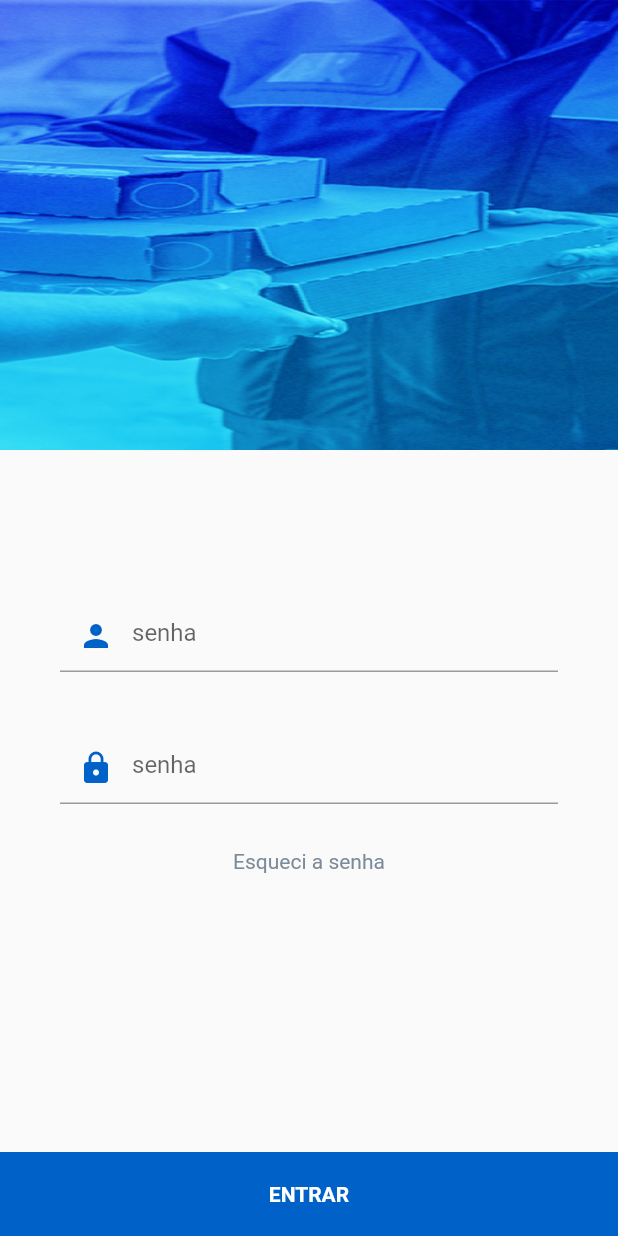
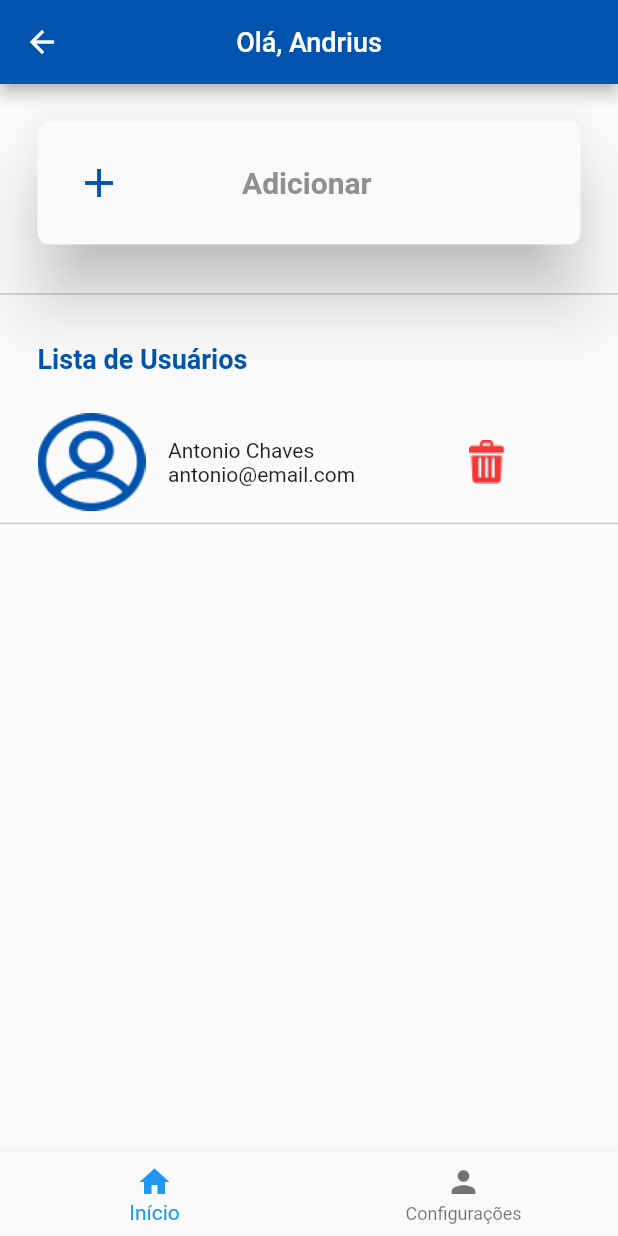
Before and after one commit to keizo13/Flutter, a Flutter app: the screen it shows after launch, after a tap on "ENTRAR", on a phone screen of 412 x 824 dp. Run offline on Flutter 3.47's test engine with Material 2 defaults, Android fonts, the phone set to English and light mode, and no system bars.

Commit message:
correção

```diff
--- a/lib/main.dart
+++ b/lib/main.dart
@@ -1,4 +1,5 @@
 import 'package:flutter/material.dart';
+import 'package:incontre/pages/login.dart';
 
 void main() {
   runApp(const MyApp());
@@ -13,87 +14,3 @@ class MyApp extends StatelessWidget {
     );
   }
 }
-
-class Login extends StatelessWidget {
-  const Login({Key? key}) : super(key: key);
-
-  @override
-  Widget build(BuildContext context) {
-    return Scaffold(
-      bottomNavigationBar: Material(
-        color: Color(0xff0062C8),
-        child: InkWell(
-          onTap: () {},
-          child: const SizedBox(
-            height: kToolbarHeight,
-            width: double.infinity,
-            child: Center(
-              child: Text(
-                'ENTRAR',
-                style: TextStyle(
-                  color: Colors.white,
-                  fontWeight: FontWeight.bold,
-                  fontSize: 14,
-                ),
-              ),
-            ),
-          ),
-        ),
-      ),
-      body: SingleChildScrollView(
-        child: Column(
-          children: [
-            const Image(
-              width: 1000,
-              height: 300,
-              image: AssetImage('assets/images/login.png'),
-              fit: BoxFit.fill,
-            ),
-            const SizedBox(
-              height: 100,
-            ),
-            Padding(
-              padding: const EdgeInsets.symmetric(horizontal: 40),
-              child: TextFormField(
-                decoration: const InputDecoration(
-                  prefixIcon: Icon(
-                    color: Color(0xff0062C8),
-                    Icons.person,
-                  ),
-                  hintText: 'senha',
-                ),
-              ),
-            ),
-            const SizedBox(
-              height: 40,
-            ),
-            Padding(
-              padding: const EdgeInsets.symmetric(horizontal: 40),
-              child: TextFormField(
-                decoration: const InputDecoration(
-                  prefixIcon: Icon(
-                    color: Color(0xff0062C8),
-                    Icons.lock,
-                  ),
-                  hintText: 'senha',
-                ),
-              ),
-            ),
-            const SizedBox(
-              height: 30,
-            ),
-            const Text(
-              "Esqueci a senha",
-              style: TextStyle(
-                color: Color(0xff7C8B99),
-              ),
-            ),
-            const SizedBox(
-              height: 40,
-            ),
-          ],
-        ),
-      ),
-    );
-  }
-}
--- a/lib/add.dart
+++ b/lib/pages/add.dart
@@ -1,21 +1,7 @@
 import 'package:flutter/material.dart';
 
-void main() {
-  runApp(const MyApp());
-}
-
-class MyApp extends StatelessWidget {
-  const MyApp({Key? key}) : super(key: key);
-  @override
-  Widget build(BuildContext context) {
-    return const MaterialApp(
-      home: Login(),
-    );
-  }
-}
-
-class Login extends StatelessWidget {
-  const Login({Key? key}) : super(key: key);
+class Add extends StatelessWidget {
+  const Add({Key? key}) : super(key: key);
 
   @override
   Widget build(BuildContext context) {
@@ -28,7 +14,7 @@ class Login extends StatelessWidget {
           color: Colors.white,
         ),
         title: const Text(
-          "Alterar dados da conta",
+          "Adicionar",
           style: TextStyle(
             fontSize: 18,
           ),
--- /dev/null
+++ b/lib/pages/bottom_menu.dart
@@ -0,0 +1,42 @@
+import 'package:flutter/material.dart';
+import 'package:incontre/pages/config.dart';
+import 'package:incontre/pages/homepage.dart';
+
+class BottomMenu extends StatefulWidget {
+  const BottomMenu({Key? key}) : super(key: key);
+
+  @override
+  State<BottomMenu> createState() => _HomepageState();
+}
+
+class _HomepageState extends State<BottomMenu> {
+  int currentIndex = 0;
+  final screens = [
+    const Homepage(),
+    const Config(),
+  ];
+
+  @override
+  Widget build(BuildContext context) {
+    return Scaffold(
+      body: screens[currentIndex],
+      bottomNavigationBar: BottomNavigationBar(
+        currentIndex: currentIndex,
+        onTap: (index) => setState(() => currentIndex = index),
+        items: const [
+          BottomNavigationBarItem(
+              backgroundColor: Color(0xff0062C8),
+              icon: Icon(
+                Icons.home,
+              ),
+              label: "Início"),
+          BottomNavigationBarItem(
+              icon: Icon(
+                Icons.person,
+              ),
+              label: "Configurações"),
+        ],
+      ),
+    );
+  }
+}
--- a/lib/changepassword.dart
+++ b/lib/pages/change_password.dart
@@ -1,21 +1,7 @@
 import 'package:flutter/material.dart';
 
-void main() {
-  runApp(const MyApp());
-}
-
-class MyApp extends StatelessWidget {
-  const MyApp({Key? key}) : super(key: key);
-  @override
-  Widget build(BuildContext context) {
-    return const MaterialApp(
-      home: Login(),
-    );
-  }
-}
-
-class Login extends StatelessWidget {
-  const Login({Key? key}) : super(key: key);
+class ChangePassword extends StatelessWidget {
+  const ChangePassword({Key? key}) : super(key: key);
 
   @override
   Widget build(BuildContext context) {
--- a/lib/edit.dart
+++ b/lib/pages/edit.dart
@@ -1,21 +1,7 @@
 import 'package:flutter/material.dart';
 
-void main() {
-  runApp(const MyApp());
-}
-
-class MyApp extends StatelessWidget {
-  const MyApp({Key? key}) : super(key: key);
-  @override
-  Widget build(BuildContext context) {
-    return const MaterialApp(
-      home: Login(),
-    );
-  }
-}
-
-class Login extends StatelessWidget {
-  const Login({Key? key}) : super(key: key);
+class Edit extends StatelessWidget {
+  const Edit({Key? key}) : super(key: key);
 
   @override
   Widget build(BuildContext context) {
--- a/lib/homepage.dart
+++ b/lib/pages/homepage.dart
@@ -1,42 +1,17 @@
 import 'package:flutter/material.dart';
+import 'package:incontre/pages/add.dart';
 
-void main() {
-  runApp(const MyApp());
+class Homepage extends StatefulWidget {
+  const Homepage({Key? key}) : super(key: key);
+
+  @override
+  State<Homepage> createState() => _HomepageState();
 }
 
-class MyApp extends StatelessWidget {
-  const MyApp({Key? key}) : super(key: key);
-
-  @override
-  Widget build(BuildContext context) {
-    return const MaterialApp(
-      home: Login(),
-    );
-  }
-}
-
-class Login extends StatelessWidget {
-  const Login({Key? key}) : super(key: key);
-
+class _HomepageState extends State<Homepage> {
   @override
   Widget build(BuildContext context) {
     return Scaffold(
-      bottomNavigationBar: BottomNavigationBar(
-        currentIndex: 0,
-        items: const [
-          BottomNavigationBarItem(
-              backgroundColor: Color(0xff0062C8),
-              icon: Icon(
-                Icons.home,
-              ),
-              label: "Início"),
-          BottomNavigationBarItem(
-              icon: Icon(
-                Icons.person,
-              ),
-              label: "Configurações"),
-        ],
-      ),
       appBar: AppBar(
         centerTitle: true,
         backgroundColor: const Color(0xff0154AD),
@@ -58,7 +33,13 @@ class Login extends StatelessWidget {
               child: SizedBox(
                 width: MediaQuery.of(context).size.width,
                 child: InkWell(
-                  onTap: (() => {}),
+                  onTap: (() => {
+                        Navigator.of(context).push(
+                          MaterialPageRoute(
+                            builder: (context) => Add(),
+                          ),
+                        ),
+                      }),
                   child: Padding(
                     padding: const EdgeInsets.all(25),
                     child: Row(
--- a/lib/homepage2.dart
+++ b/lib/pages/homepage2.dart
@@ -1,22 +1,7 @@
 import 'package:flutter/material.dart';
 
-void main() {
-  runApp(const MyApp());
-}
-
-class MyApp extends StatelessWidget {
-  const MyApp({Key? key}) : super(key: key);
-
-  @override
-  Widget build(BuildContext context) {
-    return const MaterialApp(
-      home: Login(),
-    );
-  }
-}
-
-class Login extends StatelessWidget {
-  const Login({Key? key}) : super(key: key);
+class LoginEmpty extends StatelessWidget {
+  const LoginEmpty({Key? key}) : super(key: key);
 
   @override
   Widget build(BuildContext context) {
--- /dev/null
+++ b/lib/pages/login.dart
@@ -0,0 +1,100 @@
+import 'package:flutter/material.dart';
+import 'package:incontre/pages/bottom_menu.dart';
+
+class Login extends StatelessWidget {
+  const Login({Key? key}) : super(key: key);
+
+  @override
+  Widget build(BuildContext context) {
+    return Scaffold(
+      bottomNavigationBar: Material(
+        color: const Color(0xff0062C8),
+        child: InkWell(
+          onTap: () {
+            Navigator.of(context).push(
+              MaterialPageRoute(
+                builder: (context) => BottomMenu(),
+              ),
+            );
+          },
+          child: const SizedBox(
+            height: kToolbarHeight,
+            width: double.infinity,
+            child: Center(
+              child: Text(
+                'ENTRAR',
+                style: TextStyle(
+                  color: Colors.white,
+                  fontWeight: FontWeight.bold,
+                  fontSize: 14,
+                ),
+              ),
+            ),
+          ),
+        ),
+      ),
+      body: SingleChildScrollView(
+        child: Column(
+          children: [
+            Row(
+              children: const [
+                Expanded(
+                  child: Image(
+                    height: 300,
+                    image: AssetImage('assets/images/login.png'),
+                    fit: BoxFit.fill,
+                  ),
+                ),
+              ],
+            ),
+            const SizedBox(
+              height: 100,
+            ),
+            Padding(
+              padding: const EdgeInsets.symmetric(horizontal: 40),
+              child: TextFormField(
+                decoration: const InputDecoration(
+                  prefixIcon: Icon(
+                    color: Color(0xff0062C8),
+                    Icons.person,
+                  ),
+                  hintText: 'e-mail',
+                ),
+              ),
+            ),
+            const SizedBox(
+              height: 40,
+            ),
+            Padding(
+              padding: const EdgeInsets.symmetric(horizontal: 40),
+              child: TextFormField(
+                decoration: const InputDecoration(
+                  prefixIcon: Icon(
+                    color: Color(0xff0062C8),
+                    Icons.lock,
+                  ),
+                  hintText: 'senha',
+                ),
+              ),
+            ),
+            const SizedBox(
+              height: 30,
+            ),
+            TextButton(
+              child: const Text(
+                "Esqueci a senha",
+                style: TextStyle(
+                  color: Color(0xff7C8B99),
+                ),
+              ),
+              onPressed: () {},
+            ),
+            const SizedBox(
+              height: 40,
+            ),
+          ],
+        ),
+      ),
+    );
+  }
+}
--- a/lib/splash.dart
+++ b/lib/pages/splash.dart
@@ -1,21 +1,7 @@
 import 'package:flutter/material.dart';
 
-void main() {
-  runApp(const MyApp());
-}
-
-class MyApp extends StatelessWidget {
-  const MyApp({Key? key}) : super(key: key);
-  @override
-  Widget build(BuildContext context) {
-    return const MaterialApp(
-      home: Login(),
-    );
-  }
-}
-
-class Login extends StatelessWidget {
-  const Login({Key? key}) : super(key: key);
+class Splash extends StatelessWidget {
+  const Splash({Key? key}) : super(key: key);
 
   @override
   Widget build(BuildContext context) {
```
Also changed, not shown: lib/pages/config.dart (renamed from lib/config.dart, +29 -44 lines).
